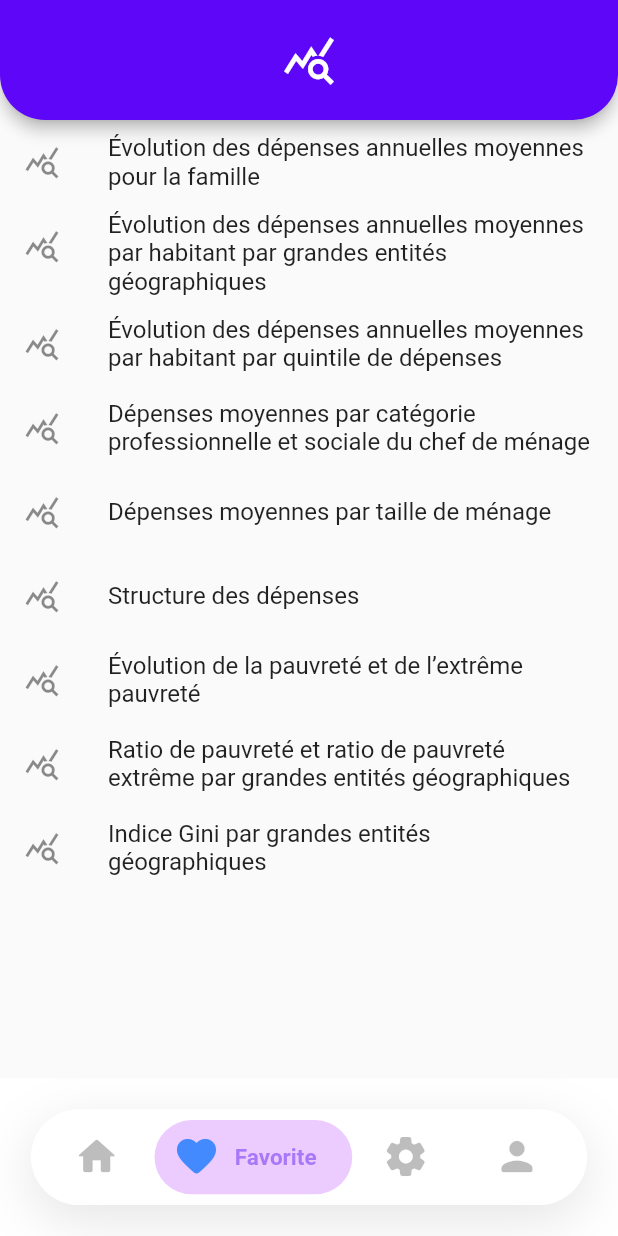
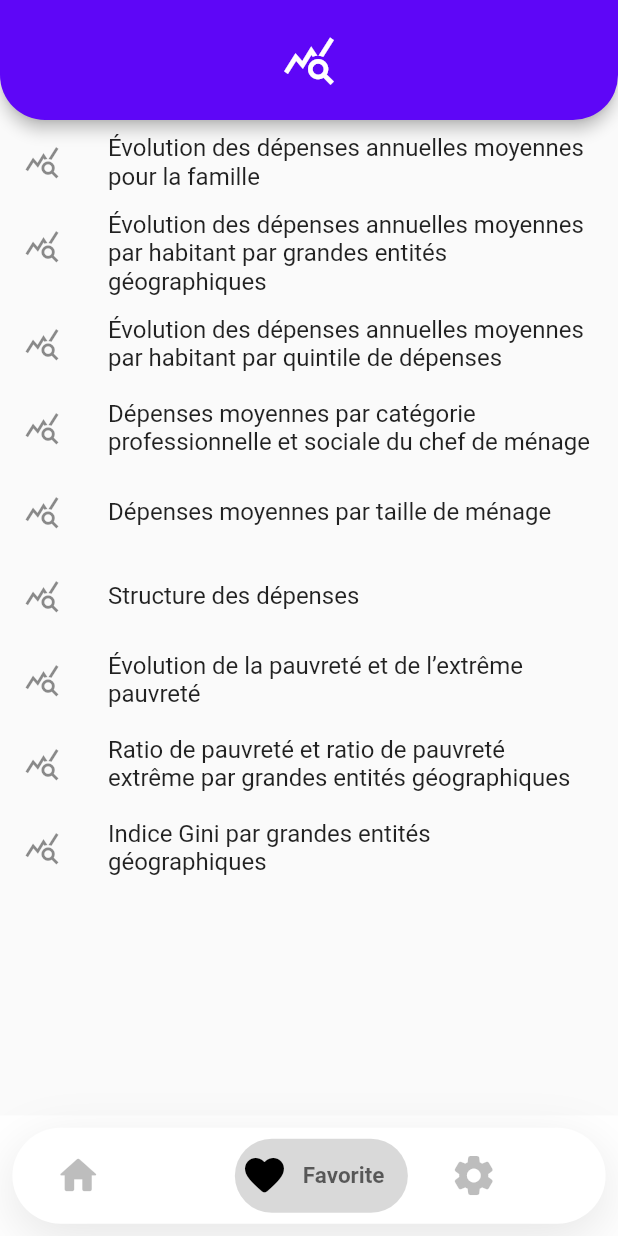
Before and after one commit to tessiku/repository, a Flutter app: the screen it shows after launch, after a tap on the "favorite" icon, on a phone screen of 412 x 824 dp. Run offline on Flutter 3.47's test engine with Material 2 defaults, Android fonts, the light colour scheme and no system bars; our stand-ins replace cloud_firestore, firebase_auth, firebase_core, flutter_form_builder, flutter_otp_text_field, flutter_spinkit and 4 more; missing offline and left inert: fab_circular_menu, kommunicate_flutter, particles_flutter; accounts and stored records are empty; network calls fail; statements that could not run were skipped.

Commit message:
27/05/2023 design with sabrine

```diff
--- a/lib/Pages1/LoginPage.dart
+++ b/lib/Pages1/LoginPage.dart
@@ -156,7 +156,14 @@ class _LoginPageState extends State<LoginPage> {
 
         body: Stack(
       children: [
-        CircularParticleScreen2(),
+        //CircularParticleScreen2(),
+        Container(
+          decoration: BoxDecoration(
+              image: DecorationImage(
+            image: AssetImage("assets/stats.jpg"),
+            fit: BoxFit.cover,
+          )),
+        ),
         Align(
           alignment: Alignment.center,
           child: Padding(
@@ -177,21 +184,26 @@ class _LoginPageState extends State<LoginPage> {
                         decoration: BoxDecoration(
                           shape: BoxShape.circle,
                         ),
-                        child: Image.asset("assets/insSplash.jpg",
-                            fit: BoxFit.cover),
+                        child: FractionallySizedBox(
+                          widthFactor:
+                              1, // Adjust this value as needed to reduce the size
+                          heightFactor:
+                              0.7, // Adjust this value as needed to reduce the size
+                          child: Image.asset(
+                            "assets/INS_T.png",
+                            fit: BoxFit.cover,
                           ),
-                      Align(
-                        alignment: Alignment.center,
-                        child: Text(
-                          "Login Now ",
+                        ),
+                      ),
+                      Text(
+                        " ",
                         textAlign: TextAlign.start,
                         overflow: TextOverflow.clip,
                         style: TextStyle(
                           fontWeight: FontWeight.w700,
                           fontStyle: FontStyle.normal,
                           fontSize: 24,
-                            color: Color.fromARGB(255, 255, 255, 255),
-                          ),
+                          color: Color.fromRGBO(0, 0, 0, 1),
                         ),
                       ),
                       Padding(
@@ -206,7 +218,7 @@ class _LoginPageState extends State<LoginPage> {
                             fontWeight: FontWeight.w400,
                             fontStyle: FontStyle.normal,
                             fontSize: 16,
-                            color: Color.fromARGB(255, 255, 255, 255),
+                            color: Color.fromARGB(255, 16, 16, 16), //
                           ),
                           decoration: InputDecoration(
                             disabledBorder: OutlineInputBorder(
@@ -218,13 +230,13 @@ class _LoginPageState extends State<LoginPage> {
                             focusedBorder: OutlineInputBorder(
                               borderRadius: BorderRadius.circular(4.0),
                               borderSide: BorderSide(
-                                  color: Color.fromARGB(255, 255, 255, 255),
+                                  color: Color.fromARGB(255, 99, 99, 99),
                                   width: 1),
                             ),
                             enabledBorder: OutlineInputBorder(
                               borderRadius: BorderRadius.circular(4.0),
                               borderSide: BorderSide(
-                                  color: Color.fromARGB(255, 255, 255, 255),
+                                  color: Color.fromARGB(255, 99, 99, 99),
                                   width: 1),
                             ),
                             labelText: "Email",
@@ -232,7 +244,7 @@ class _LoginPageState extends State<LoginPage> {
                               fontWeight: FontWeight.w400,
                               fontStyle: FontStyle.normal,
                               fontSize: 16,
-                              color: Color.fromARGB(255, 255, 255, 255),
+                              color: Color.fromARGB(255, 5, 5, 5),
                             ),
                             filled: true,
                             fillColor: Color.fromARGB(0, 255, 255, 255),
@@ -252,23 +264,24 @@ class _LoginPageState extends State<LoginPage> {
                           fontWeight: FontWeight.w400,
                           fontStyle: FontStyle.normal,
                           fontSize: 16,
-                          color: Color.fromARGB(255, 255, 255, 255),
+                          color: Color.fromARGB(255, 0, 0, 0),
                         ),
                         decoration: InputDecoration(
                           disabledBorder: OutlineInputBorder(
                             borderRadius: BorderRadius.circular(4.0),
-                            borderSide:
-                                BorderSide(color: Color(0xff9e9e9e), width: 1),
+                            borderSide: BorderSide(
+                                color: Color.fromARGB(255, 5, 5, 5), width: 1),
                           ),
                           focusedBorder: OutlineInputBorder(
                             borderRadius: BorderRadius.circular(4.0),
-                            borderSide:
-                                BorderSide(color: Color(0xff9e9e9e), width: 1),
+                            borderSide: BorderSide(
+                                color: Color.fromARGB(255, 99, 99, 99),
+                                width: 1),
                           ),
                           enabledBorder: OutlineInputBorder(
                             borderRadius: BorderRadius.circular(4.0),
                             borderSide: BorderSide(
-                                color: Color.fromARGB(255, 255, 255, 255),
+                                color: Color.fromARGB(255, 99, 99, 99),
                                 width: 1),
                           ),
                           labelText: "Mot de passe",
@@ -276,7 +289,7 @@ class _LoginPageState extends State<LoginPage> {
                             fontWeight: FontWeight.w400,
                             fontStyle: FontStyle.normal,
                             fontSize: 16,
-                            color: Color.fromARGB(255, 255, 255, 255),
+                            color: Color.fromARGB(255, 0, 0, 0),
                           ),
                           filled: true,
                           fillColor: Color.fromARGB(0, 255, 255, 255),
@@ -299,7 +312,7 @@ class _LoginPageState extends State<LoginPage> {
                                 fontWeight: FontWeight.w400,
                                 fontStyle: FontStyle.normal,
                                 fontSize: 14,
-                                color: Color.fromARGB(255, 255, 255, 255),
+                                color: Color.fromARGB(255, 6, 6, 6),
                               ),
                             ),
                             onTap: () {
@@ -328,21 +341,21 @@ class _LoginPageState extends State<LoginPage> {
                                 sharedPreferences.setString(
                                     'email', _emailController.text);
                               },
-                              color: Color.fromARGB(183, 1, 208, 254),
+                              color: Color.fromARGB(121, 232, 232, 232),
                               elevation: 0,
                               shape: RoundedRectangleBorder(
                                 borderRadius: BorderRadius.circular(12.0),
                               ),
                               padding: EdgeInsets.all(16),
                               child: Text(
-                                "Login",
+                                "connectez",
                                 style: TextStyle(
                                   fontSize: 16,
                                   fontWeight: FontWeight.w400,
                                   fontStyle: FontStyle.normal,
                                 ),
                               ),
-                              textColor: Color.fromRGBO(255, 255, 255, 1),
+                              textColor: Color.fromRGBO(6, 6, 6, 1),
                               height: 40,
                               minWidth: 140,
                             ),
--- a/lib/Pages1/SplashScreen.dart
+++ b/lib/Pages1/SplashScreen.dart
@@ -80,7 +80,7 @@
                 duration: Duration(milliseconds: 1000),
                 opacity: _textOpacity,
                 child: Text(
-                  'Welcome TO INS APP',
+                  'bienvinue  à  SatsTn',
                   style: TextStyle(
                     color: Colors.white,
                     fontWeight: FontWeight.bold,
@@ -106,7 +106,7 @@
                     borderRadius: BorderRadius.circular(30),
                   ),
                   // child: Image.asset('assets/images/file_name.png')
-                  child: Image.asset("assets/ins_r.png")),
+                  child: Image.asset("assets/INS_T.png")),
             ),
           ),
         ],
--- a/lib/greeding/GreedingPage.dart
+++ b/lib/greeding/GreedingPage.dart
@@ -7,16 +7,6 @@ import 'package:ins_app/login/HomePageLogin.dart';
 
 import '../Pages1/AccountPage.dart';
 import '../Pages1/HomePage.dart';
-
-
-void main() {
-  runApp(
-    MaterialApp(
-      title: 'Bottom Navigation Bar',
-      home: GreedingPage(),
-    ),
-  );
-}
 
 class GreedingPage extends StatefulWidget {
   @override
@@ -28,9 +18,9 @@ class GreedingPageState extends State<GreedingPage> {
   final List<Widget> listOfPages = [
     HomePage(title: ''),
     StatsPage(),
-    //CalandarPage(),
-    LoginPage()
+    LoginPage(),
   ];
+
   @override
   Widget build(BuildContext context) {
     double displayWidth = MediaQuery.of(context).size.width;
@@ -43,7 +33,7 @@ class GreedingPageState extends State<GreedingPage> {
           children: listOfPages,
         ),
         bottomNavigationBar: Container(
-          margin: EdgeInsets.all(displayWidth * .05),
+          margin: EdgeInsets.all(displayWidth * .02),
           height: displayWidth * .155,
           decoration: BoxDecoration(
             color: Colors.white,
@@ -57,7 +47,7 @@ class GreedingPageState extends State<GreedingPage> {
             borderRadius: BorderRadius.circular(50),
           ),
           child: ListView.builder(
-            itemCount: 4,
+            itemCount: 3, // Number of pages
             scrollDirection: Axis.horizontal,
             padding: EdgeInsets.symmetric(horizontal: displayWidth * .02),
             itemBuilder: (context, index) => InkWell(
@@ -69,6 +59,8 @@ class GreedingPageState extends State<GreedingPage> {
               },
               splashColor: Colors.transparent,
               highlightColor: Colors.transparent,
+              child: Container(
+                width: displayWidth * 0.32, // Adjust the width as needed
                 child: Stack(
                   children: [
                     AnimatedContainer(
@@ -78,15 +70,15 @@ class GreedingPageState extends State<GreedingPage> {
                           ? displayWidth * .32
                           : displayWidth * .18,
                       alignment: Alignment.center,
-                    child: AnimatedContainer(
+                      child: AnimatedContainer(                           //shadow of the page indicator display
                         duration: Duration(seconds: 1),
                         curve: Curves.fastLinearToSlowEaseIn,
                         height: index == currentIndex ? displayWidth * .12 : 0,
-                      width: index == currentIndex ? displayWidth * .32 : 0,
+                        width: index == currentIndex ? displayWidth * .28 : 0,
                         decoration: BoxDecoration(
                           color: index == currentIndex
-                            ? Color.fromARGB(255, 161, 0, 254).withOpacity(.2)
-                            : Color.fromARGB(0, 239, 233, 233),
+                              ? Color.fromARGB(255, 67, 67, 67).withOpacity(.2)
+                              : Color.fromARGB(0, 31, 31, 31),
                           borderRadius: BorderRadius.circular(50),
                         ),
                       ),
@@ -118,12 +110,13 @@ class GreedingPageState extends State<GreedingPage> {
                                       ? '${listOfStrings[index]}'
                                       : '',
                                   style: TextStyle(
-                                  color: Color.fromARGB(166, 131, 75, 244),
+                                    color: Color.fromARGB(166, 18, 18,
+                                        18),                                      // Name of the page indicator color
                                     fontWeight: FontWeight.w600,
                                     fontSize: 15,
                                   ),
                                 ),
-                            )
+                              ),
                             ],
                           ),
                           Row(
@@ -139,7 +132,8 @@ class GreedingPageState extends State<GreedingPage> {
                                 listOfIcons[index],
                                 size: displayWidth * .076,
                                 color: index == currentIndex
-                                  ? Colors.blueAccent
+                                    ? Color.fromARGB(255, 0, 0,
+                                        0) // Color of the icon of the page
                                     : Colors.black26,
                               ),
                             ],
@@ -153,6 +147,7 @@ class GreedingPageState extends State<GreedingPage> {
             ),
           ),
         ),
+      ),
     );
   }
 
@@ -160,13 +155,11 @@ class GreedingPageState extends State<GreedingPage> {
     Icons.home_rounded,
     Icons.favorite_rounded,
     Icons.settings_rounded,
-    Icons.person_rounded,
   ];
 
   List<String> listOfStrings = [
     'Home',
     'Favorite',
     'Settings',
-    'Account',
   ];
 }
--- a/lib/login/Admin/DashBord.dart
+++ b/lib/login/Admin/DashBord.dart
@@ -297,7 +297,7 @@ class _DashBordState extends State<DashBord> {
           bottomLeft: Radius.circular(20.0),
           bottomRight: Radius.circular(20.0),
         ),
-        color: Colors.blue,
+        color: Color.fromARGB(255, 94, 6, 247),
       ),
       child: Column(
         crossAxisAlignment: CrossAxisAlignment.start,
--- a/lib/login/Admin/UserCollectorA.dart
+++ b/lib/login/Admin/UserCollectorA.dart
@@ -96,10 +96,10 @@ class _UserCollectorState extends State<UserCollector> {
                     Color cardColor;
                     Color textColor;
                     if (role == 'Admin') {
-                      cardColor = Color.fromRGBO(54, 122, 231, 0.675);
+                      cardColor = Color.fromARGB(255, 53, 183, 239);
                       textColor = Colors.white;
                     } else if (role == 'Emp') {
-                      cardColor = Color.fromARGB(126, 1, 38, 69);
+                      cardColor = Color.fromARGB(180, 41, 200, 184);
                       textColor = Colors.white;
                     } else {
                       cardColor = Color.fromARGB(198, 242, 211, 211);
@@ -144,12 +144,14 @@ class _UserCollectorState extends State<UserCollector> {
                           children: [
                             IconButton(
                               icon: Icon(Icons.delete),
+                              color: Colors.black,
                               onPressed: () async {
                                 // Delete user logic
                               },
                             ),
                             IconButton(
                               icon: Icon(Icons.edit),
+                              color: Colors.black,
                               onPressed: () {
                                 // Update role logic
                               },
--- a/lib/login/Admin/dash2.dart
+++ b/lib/login/Admin/dash2.dart
@@ -49,17 +49,16 @@ class RegionCitoyen extends StatelessWidget {
                   crossAxisAlignment: CrossAxisAlignment.start,
                   children: [
                     Card(
-                      color: Colors.black38,
+                      color: Color.fromARGB(216, 208, 73, 154),
                       child: Padding(
                         padding: const EdgeInsets.all(8.0),
                         child: Center(
                           child: Text(
                             'Zone: $zone',
                             style: TextStyle(
-                              fontWeight: FontWeight.bold,
-                              fontSize: 16,
-                              color: Colors.white
-                            ),
+                                fontWeight: FontWeight.bold,
+                                fontSize: 16,
+                                color: Colors.white),
                           ),
                         ),
                       ),
--- a/lib/login/HomePageLogin.dart
+++ b/lib/login/HomePageLogin.dart
@@ -36,8 +36,8 @@ class HomePageLogin extends StatefulWidget {
 
 class _HomePageLoginState extends State<HomePageLogin> {
   List<Article> articles = [];
- // late String userEmail;
- // late String name;
+  // late String userEmail;
+  // late String name;
   /*User? getCurrentUser() {
     // jbli el inforamtion mta3 el user
     User? user = FirebaseAuth.instance.currentUser;
@@ -48,9 +48,7 @@ class _HomePageLoginState extends State<HomePageLogin> {
   void initState() {
     super.initState();
     fetchArticles();
-    setState(() {
-
-    });
+    setState(() {});
     //userdata();
   }
 
@@ -301,7 +299,7 @@ class MyCustomWidget extends StatelessWidget {
             },
             shape: CircleBorder(),
             padding: const EdgeInsets.all(24.0),
-            child: Icon(Icons.add, color: Color.fromARGB(255, 255, 255, 255)),
+            child: Icon(Icons.add, color: Color.fromARGB(255, 244, 83, 30)),
           ),
           RawMaterialButton(
             onPressed: () {
@@ -350,7 +348,7 @@ class MyCustomWidget extends StatelessWidget {
         page = AddPerson();
         break;
       case " 2":
-        page = cin_Collector( );
+        page = cin_Collector();
         break;
       case " 3":
         page = RegionCitoyen();
--- a/lib/login/HomePageLoginA.dart
+++ b/lib/login/HomePageLoginA.dart
@@ -16,13 +16,12 @@ import 'Work/EventListPage.dart';
 //import 'package:ins_app/greeding/Barwork.dart';
 
 class HomePageLoginA extends StatefulWidget {
-  const HomePageLoginA(
-      {Key? key,
-      this.title,
-      required this.userEmail,
-      required this.name,
-      })
-      : super(key: key);
+  const HomePageLoginA({
+    Key? key,
+    this.title,
+    required this.userEmail,
+    required this.name,
+  }) : super(key: key);
   final String? title;
   final String userEmail;
   final String name;
@@ -276,7 +275,7 @@ class MyCustomWidget extends StatelessWidget {
             },
             shape: CircleBorder(),
             padding: const EdgeInsets.all(24.0),
-            child: Icon(Icons.add, color: Color.fromARGB(255, 255, 255, 255)),
+            child: Icon(Icons.add, color: Colors.red),
           ),
           RawMaterialButton(
             onPressed: () {
--- a/lib/services/Cin_Collector.dart
+++ b/lib/services/Cin_Collector.dart
@@ -101,6 +101,7 @@ class _cin_CollectorState extends State<cin_Collector> {
                           children: [
                             IconButton(
                               icon: Icon(Icons.delete),
+                              color: Colors.red,
                               onPressed: () {
                                 showDialog(
                                   context: context,
@@ -147,6 +148,7 @@ class _cin_CollectorState extends State<cin_Collector> {
                             ),
                             IconButton(
                               icon: Icon(Icons.edit),
+                              color: Colors.green,
                               onPressed: () {
                                 // Handle edit icon tap
                               },
--- a/pubspec.yaml
+++ b/pubspec.yaml
@@ -57,6 +57,7 @@ dependencies:
   firebase_auth: ^4.4.2
   #particles_flutter: ^0.1.4
   firebase_messaging: ^14.4.0
+  lint: ^1.9.2
 
   localization: ^2.1.0
   syncfusion_localizations: ^19.4.56
```
Also changed, not shown: assets/INS_T.png (added), assets/bg1.jpg (added), assets/bgstats.jpg (added), assets/stats.jpg (added), pubspec.lock. Lines whose indentation alone changed are shown as unchanged.
